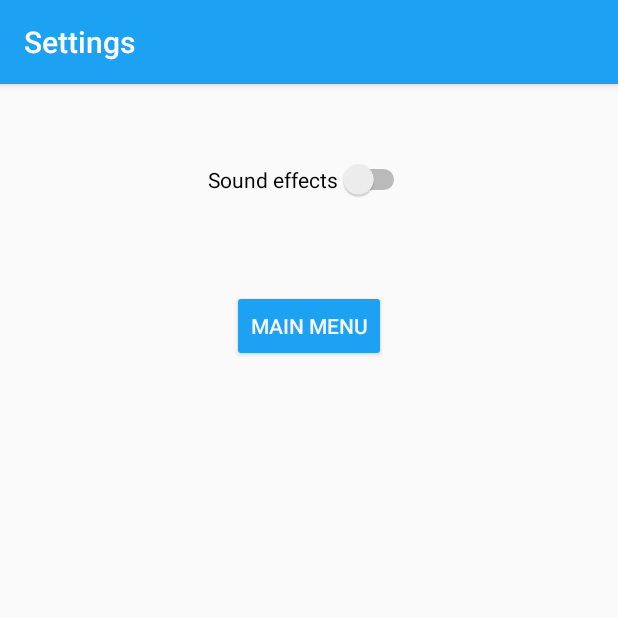
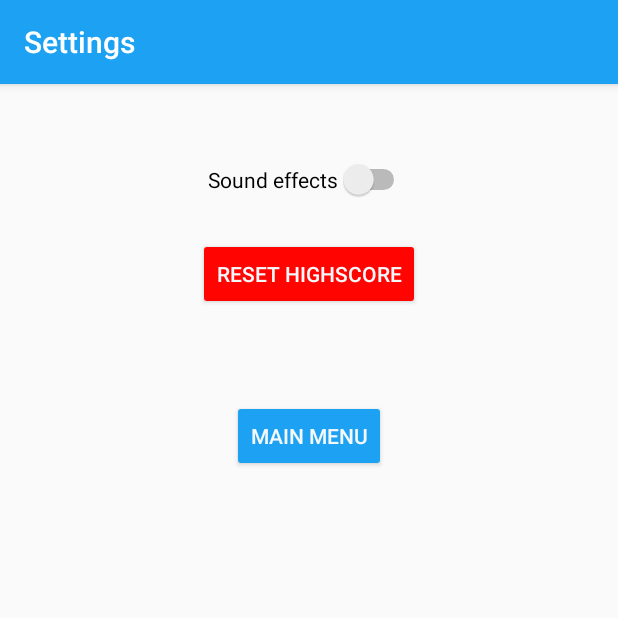
Before and after one commit to gummangummangumman/WhoseTweetIsThat, an Android app: the SettingsActivity screen opened directly, with no data from a screen before it, on a phone screen of 412 x 824 dp, the top half of it. Run offline under Robolectric (Android 15) with nearby library versions, the phone set to English and light mode, and no system bars; libraries missing offline, so code that uses them is left out: com.twitter.sdk.

Commit message:
reset highscore

```diff
--- a/app/src/main/res/layout/activity_settings.xml
+++ b/app/src/main/res/layout/activity_settings.xml
@@ -5,6 +5,18 @@
     android:layout_width="match_parent"
     android:layout_height="match_parent"
     tools:context="hotboys69.dat153.whosetweetisthatappthing.SettingsActivity">
+
+    <Button
+        android:id="@+id/resetHighScoreButton"
+        android:layout_width="wrap_content"
+        android:layout_height="wrap_content"
+        android:layout_marginTop="25dp"
+        android:backgroundTint="@color/wrongAnswerRed"
+        android:text="@string/reset"
+        android:textColor="@color/twitterOfficialWhite"
+        app:layout_constraintEnd_toEndOf="parent"
+        app:layout_constraintStart_toStartOf="parent"
+        app:layout_constraintTop_toBottomOf="@+id/soundSwitch" />
 
     <Switch
         android:id="@+id/soundSwitch"
@@ -25,6 +37,7 @@
         android:text="@string/backToMainMenu"
         android:textColor="@color/twitterOfficialWhite"
         app:layout_constraintEnd_toEndOf="parent"
+        app:layout_constraintHorizontal_bias="0.501"
         app:layout_constraintStart_toStartOf="parent"
-        app:layout_constraintTop_toBottomOf="@+id/soundSwitch" />
+        app:layout_constraintTop_toBottomOf="@+id/resetHighScoreButton" />
 </android.support.constraint.ConstraintLayout>
--- a/app/src/main/res/values/strings.xml
+++ b/app/src/main/res/values/strings.xml
@@ -9,4 +9,7 @@
     <string name="settings">Settings</string>
     <string name="sound">Sound effects</string>
     <string name="gameOver">Game Over</string>
+    <string name="reset">Reset highscore</string>
+    <string name="resetconfirmation">Are you sure you want to reset the highscore? this can not be undone!</string>
+    <string name="cancel">Cancel</string>
 </resources>
```
Also changed, not shown: app/src/main/java/hotboys69/dat153/whosetweetisthatappthing/Settings.java (+7 -0 lines), app/src/main/java/hotboys69/dat153/whosetweetisthatappthing/SettingsActivity.java (+43 -1 lines).
